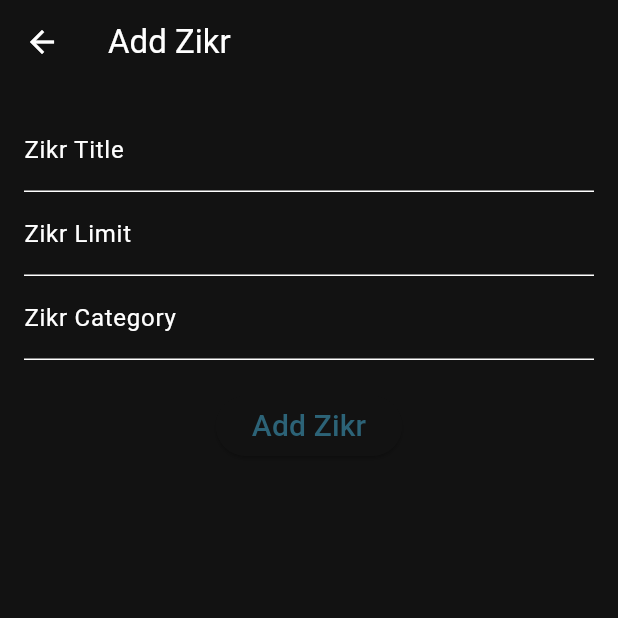
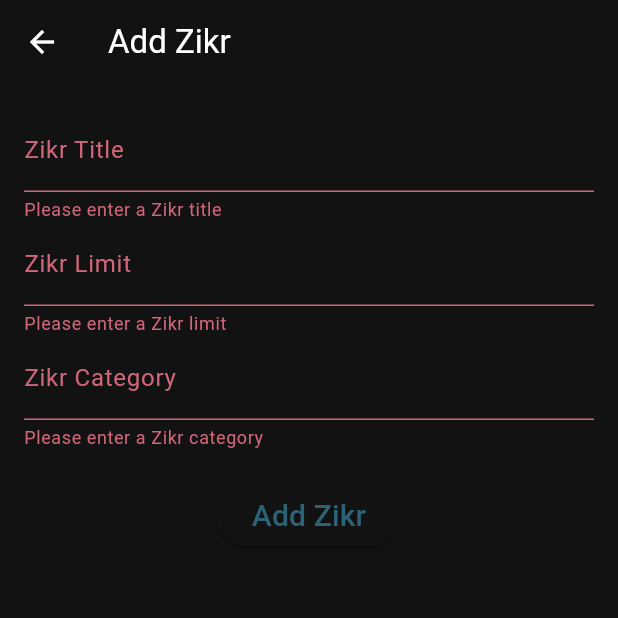
Before and after one commit to SardorDev12/solihiyn-mobile, a Flutter app: the AddZikrPage screen opened directly with empty values, after a tap on "Add Zikr", on a phone screen of 412 x 824 dp, the top half of it. Run offline on Flutter 3.47's test engine with Material 3 defaults, Android fonts, the light colour scheme and no system bars; our stand-ins replace shared_preferences; missing offline and left inert: dart:ffi; accounts and stored records are empty.

```diff
--- a/lib/add_zikr_page.dart
+++ b/lib/add_zikr_page.dart
@@ -1,14 +1,49 @@
 import 'package:flutter/material.dart';
 import 'zikr_model.dart';
 
-class AddZikrPage extends StatelessWidget {
+class AddZikrPage extends StatefulWidget {
   final Future<void> Function(Zikr zikr) onAdd;
 
-  AddZikrPage({super.key, required this.onAdd});
+  const AddZikrPage({super.key, required this.onAdd});
 
+  @override
+  AddZikrPageState createState() => AddZikrPageState();
+}
+
+class AddZikrPageState extends State<AddZikrPage> {
+  final GlobalKey<FormState> _formKey = GlobalKey<FormState>();
   final TextEditingController _titleController = TextEditingController();
   final TextEditingController _limitController = TextEditingController();
   final TextEditingController _categoryController = TextEditingController();
+
+  bool _submitted = false;
+
+  String? _validateTitle(String? value) {
+    if (_submitted && (value == null || value.isEmpty)) {
+      return 'Please enter a Zikr title';
+    }
+    return null;
+  }
+
+  String? _validateLimit(String? value) {
+    if (_submitted) {
+      if (value == null || value.isEmpty) {
+        return 'Please enter a Zikr limit';
+      }
+      final isInteger = int.tryParse(value);
+      if (isInteger == null) {
+        return 'Please enter a valid integer for the Zikr limit';
+      }
+    }
+    return null;
+  }
+
+  String? _validateCategory(String? value) {
+    if (_submitted && (value == null || value.isEmpty)) {
+      return 'Please enter a Zikr category';
+    }
+    return null;
+  }
 
   @override
   Widget build(BuildContext context) {
@@ -18,36 +53,47 @@ class AddZikrPage extends StatelessWidget {
       ),
       body: Padding(
         padding: const EdgeInsets.all(16.0),
+        child: Form(
+          key: _formKey,
           child: Column(
             children: <Widget>[
-            TextField(
+              TextFormField(
                 controller: _titleController,
+                validator: _validateTitle,
                 decoration: const InputDecoration(labelText: 'Zikr Title'),
               ),
-            TextField(
+              TextFormField(
                 controller: _limitController,
+                validator: _validateLimit,
                 decoration: const InputDecoration(labelText: 'Zikr Limit'),
                 keyboardType: TextInputType.number,
               ),
-            TextField(
+              TextFormField(
                 controller: _categoryController,
+                validator: _validateCategory,
                 decoration: const InputDecoration(labelText: 'Zikr Category'),
               ),
               const SizedBox(height: 20),
               ElevatedButton(
                 onPressed: () {
+                  setState(() {
+                    _submitted = true;
+                  });
+                  if (_formKey.currentState!.validate()) {
                     final title = _titleController.text;
-                final limit = int.parse(_limitController.text);
+                    final limit = int.tryParse(_limitController.text) ?? 0;
                     final category = _categoryController.text;
                     final newZikr = Zikr(title: title, limit: limit, category: category);
-                onAdd(newZikr);
+                    widget.onAdd(newZikr);
                     Navigator.pop(context);
+                  }
                 },
                 child: const Text('Add Zikr', style: TextStyle(fontSize: 20)),
               ),
             ],
           ),
         ),
+      ),
     );
   }
 }
--- a/lib/zikr_model.dart
+++ b/lib/zikr_model.dart
@@ -1,3 +1,5 @@
+import 'package:flutter/material.dart';
+
 class Zikr {
   String title;
   int count;
@@ -5,9 +7,10 @@ class Zikr {
   String category;
   bool isFavourite;
   bool isDone;
+  DateTime createdTime;
 
-  Zikr({required this.title, this.count = 0, required this.limit, this.category = "Daily", this.isFavourite = false, this.isDone = false});
-  factory Zikr.fromJson(Map<String, dynamic> json) {
+  Zikr({required this.title, this.count = 0, required this.limit, this.category = "Daily", this.isFavourite = false, this.isDone = false, DateTime? createdTime,}) : createdTime = createdTime = createdTime ?? DateTime.now();
+   factory Zikr.fromJson(Map<String, dynamic> json) {
     return Zikr(
       title: json['title'],
       count: json['count'],
@@ -15,7 +18,7 @@ class Zikr {
       category: json['category'],
       isFavourite: json['isFavourite'] ?? false,
       isDone: json['isDone'] ?? false,
-
+      createdTime: DateTime.parse(json['createdTime']),
     );
   }
 
@@ -27,6 +30,7 @@ class Zikr {
       'category': category,
       'isFavourite': isFavourite,
       'isDone': isDone,
+      'createdTime': createdTime.toIso8601String(),
     };
   }
 }
```
Also changed, not shown: lib/icon_popup_menu.dart (+23 -6 lines), lib/zikr_list.dart (+51 -10 lines). Lines whose indentation alone changed are shown as unchanged.
